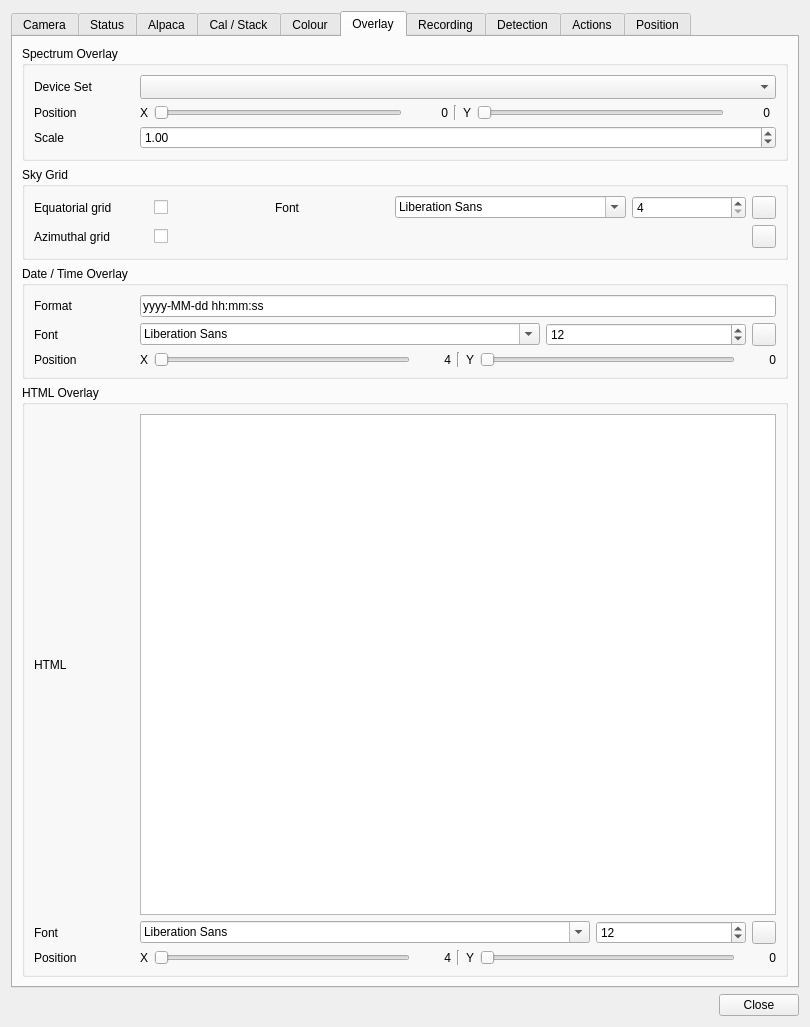
srcejon/sdrangel, file plugins/feature/camera/camerasettingsdialog.ui: the form before one commit.
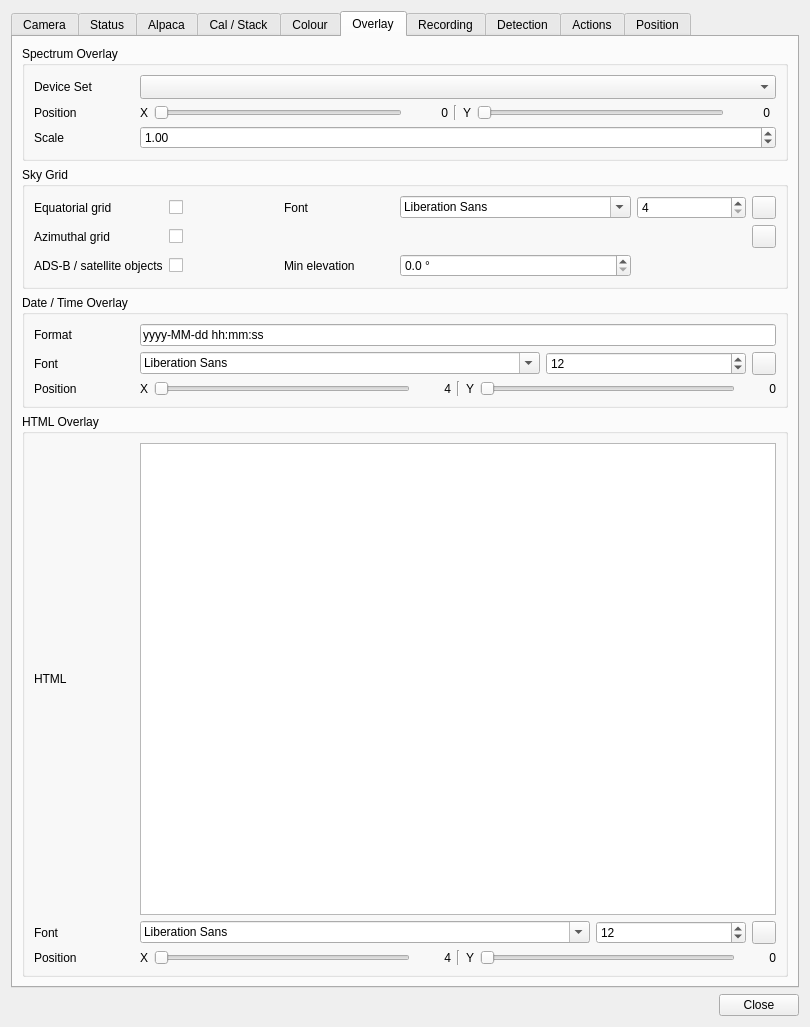
The form after the commit. The open tabs and pages were chosen to show the change. Icons and pictures are not drawn.

Commit message: Add camera tracked object overlay controls

```diff
--- a/plugins/feature/camera/camerasettingsdialog.ui
+++ b/plugins/feature/camera/camerasettingsdialog.ui
@@ -2570,6 +2570,49 @@
             </property>
            </widget>
           </item>
+          <item row="2" column="0">
+           <widget class="QLabel" name="trackObjectsLabel">
+            <property name="text">
+             <string>ADS-B / satellite objects</string>
+            </property>
+           </widget>
+          </item>
+          <item row="2" column="1">
+           <widget class="QCheckBox" name="trackObjectsCheck">
+            <property name="text">
+             <string/>
+            </property>
+           </widget>
+          </item>
+          <item row="2" column="3">
+           <widget class="QLabel" name="trackObjectMinElevationLabel">
+            <property name="text">
+             <string>Min elevation</string>
+            </property>
+           </widget>
+          </item>
+          <item row="2" column="4">
+           <widget class="QDoubleSpinBox" name="trackObjectMinElevationSpin">
+            <property name="toolTip">
+             <string>Minimum elevation in degrees for tracked object overlays</string>
+            </property>
+            <property name="decimals">
+             <number>1</number>
+            </property>
+            <property name="minimum">
+             <double>0.000000000000000</double>
+            </property>
+            <property name="maximum">
+             <double>90.000000000000000</double>
+            </property>
+            <property name="singleStep">
+             <double>1.000000000000000</double>
+            </property>
+            <property name="suffix">
+             <string> °</string>
+            </property>
+           </widget>
+          </item>
          </layout>
         </widget>
        </item>
```
The commit also changes 5 other files.
